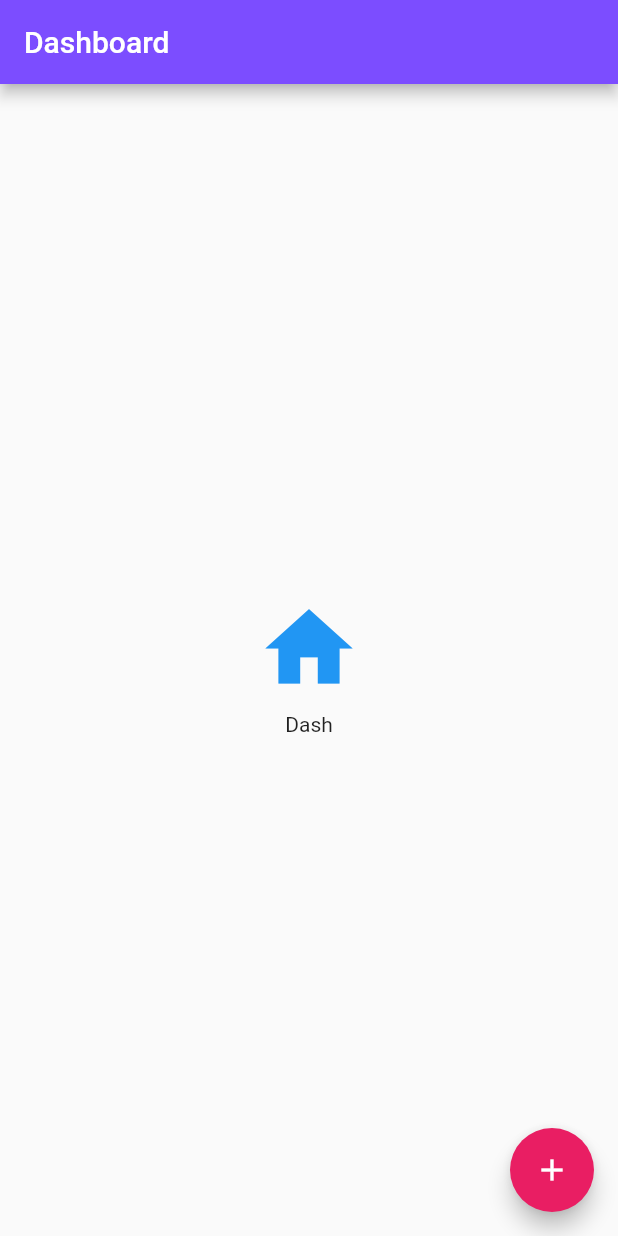
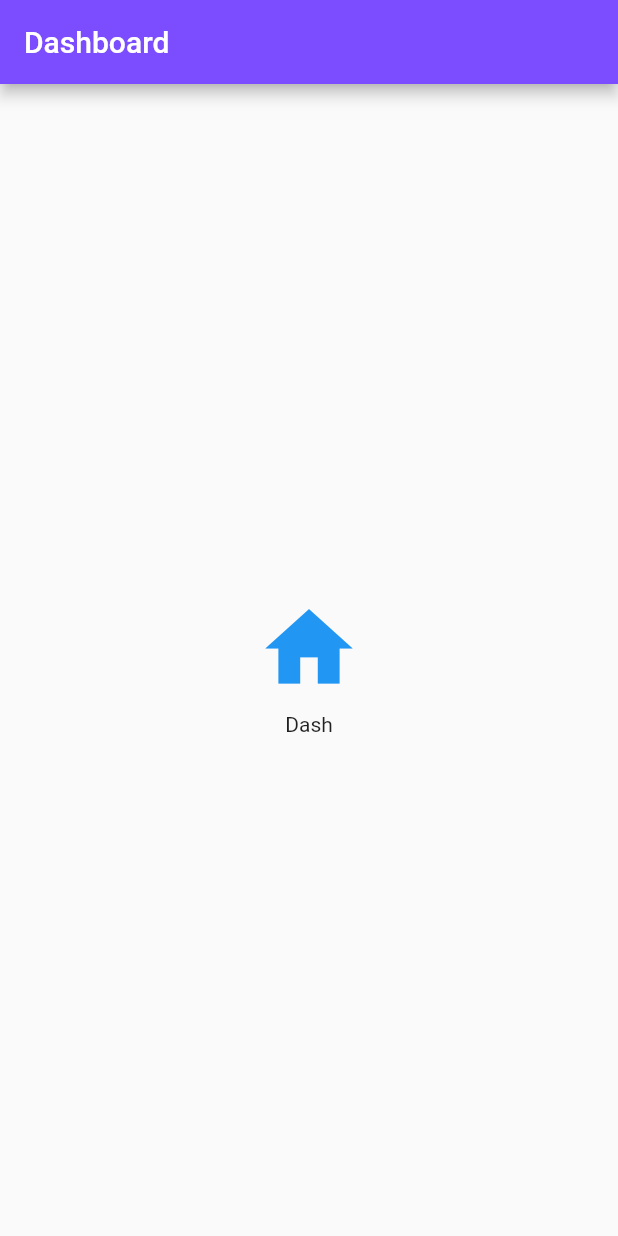
Before and after one commit to Jiinngerbread/TATAJ_MOBILE, a Flutter app: the Dashboard screen opened directly, on a phone screen of 412 x 824 dp. Run offline on Flutter 3.47's test engine with Material 2 defaults, Android fonts, the phone set to English and light mode, and no system bars; our stand-ins replace cloud_firestore; accounts and stored records are empty.

Commit message:
Update dashboard.dart
The floating action button is removed from dashboard.

an be later added in provided it is agreen upon that a user will be able to add a goal from the dashboard screen also.

This code snippet may be added under what is returned:

floatingActionButton: FloatingActionButton(
        onPressed: () {
          //Navigator.of(context).pushNamed("/Goals");
          Navigator.push(
              context,
              MaterialPageRoute(
              builder: (context) => CreateGoal()));
        },

```diff
--- a/split/lib/screens/dashboard.dart
+++ b/split/lib/screens/dashboard.dart
@@ -20,13 +20,6 @@ import 'package:flutter/material.dart';
           )
         )
       ),
-      floatingActionButton: FloatingActionButton(
-       onPressed: () {
-         Navigator.of(context).pushNamed("/Goals");
-        },
-      child: Icon(Icons.add),
-      backgroundColor: Colors.pink,
-    ),
     );
   }
 }
```
